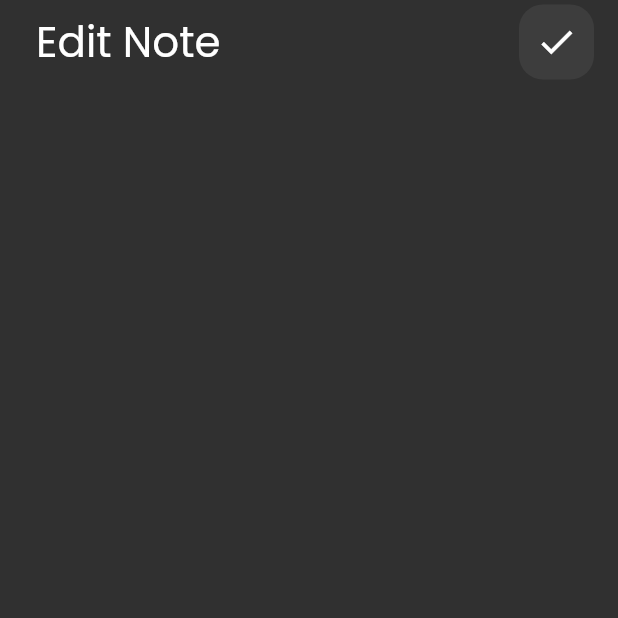
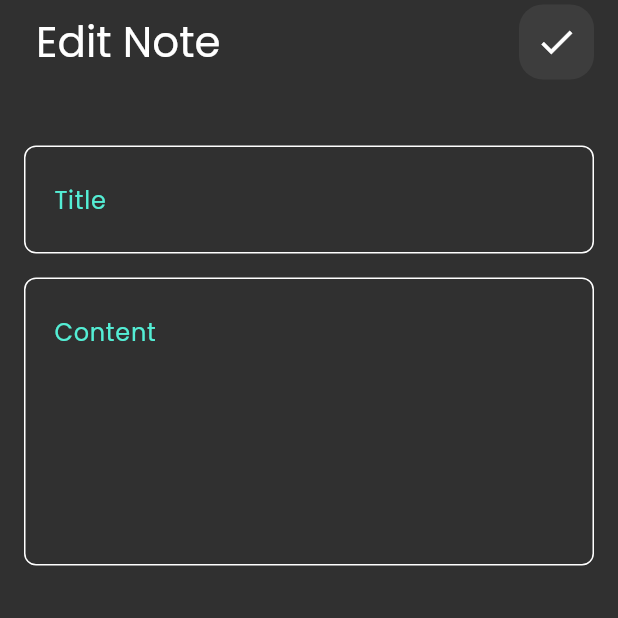
Before and after one commit to kareemtseif/notes_app, a Flutter app: the EditNoteView screen opened directly, on a phone screen of 412 x 824 dp, the top half of it. Run offline on Flutter 3.47's test engine with Material 3 defaults, Android fonts, the phone set to English and light mode, and no system bars; our stand-ins replace font_awesome_flutter.

Commit message:
edit note view done

```diff
--- a/lib/widgets/custom_text_field.dart
+++ b/lib/widgets/custom_text_field.dart
@@ -16,6 +16,8 @@ class CustomTextField extends StatelessWidget {
       maxLines: maxLines,
       cursorColor: kPrimaryColor,
       decoration: InputDecoration(
+        contentPadding:
+            const EdgeInsets.symmetric(vertical: 24, horizontal: 16),
         border: OutlineInputBorder(
           borderRadius: BorderRadius.circular(8),
         ),
--- a/lib/widgets/edit_note_view_body.dart
+++ b/lib/widgets/edit_note_view_body.dart
@@ -1,10 +1,30 @@
 import 'package:flutter/material.dart';
+import 'package:notes_app/widgets/custom_text_field.dart';
 
 class EditNoteViewBody extends StatelessWidget {
   const EditNoteViewBody({super.key});
 
   @override
   Widget build(BuildContext context) {
-    return Container();
+    return Padding(
+      padding: const EdgeInsets.all(16),
+      child: ListView(
+        children: const [
+          SizedBox(
+            height: 25,
+          ),
+          CustomTextField(
+            hintText: 'Title',
+          ),
+          SizedBox(
+            height: 16,
+          ),
+          CustomTextField(
+            hintText: 'Content',
+            maxLines: 6,
+          ),
+        ],
+      ),
+    );
   }
 }
```
